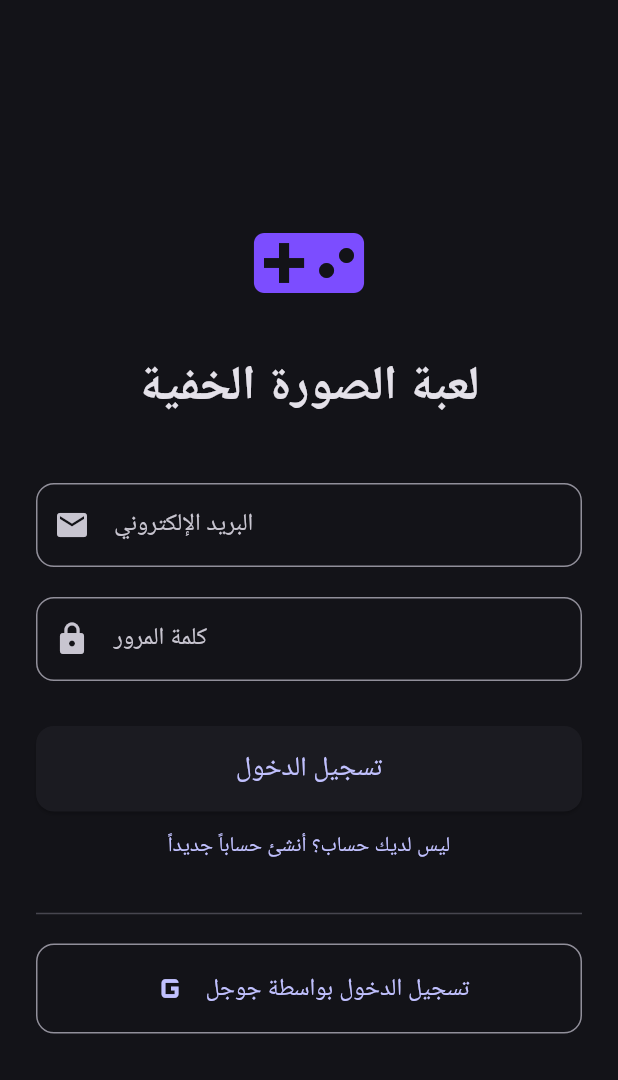
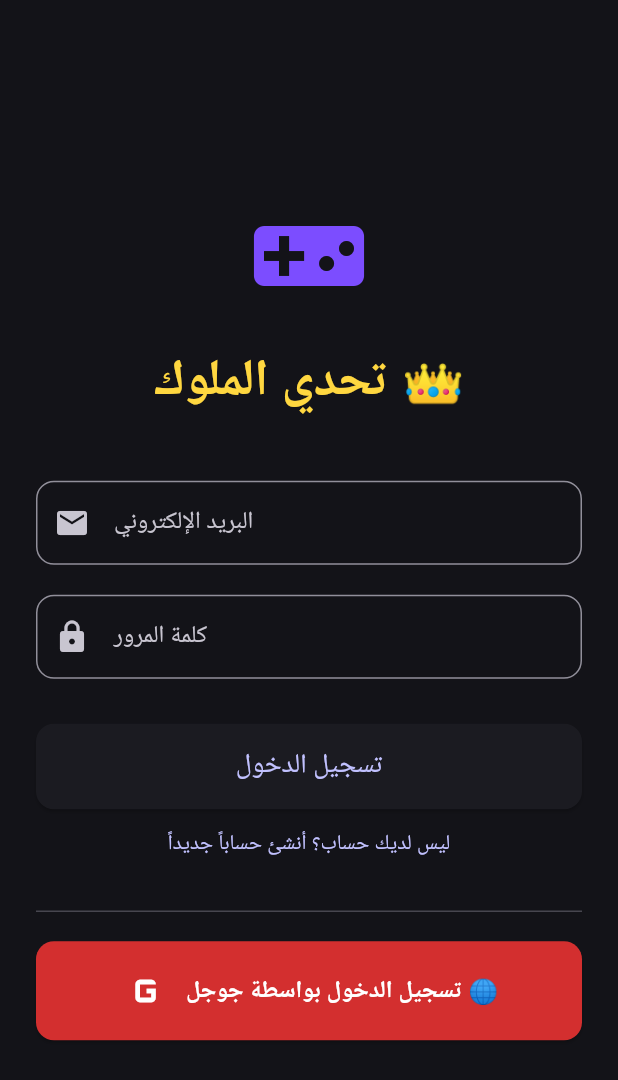
Before and after one commit to mahmoudaljafri23-ai/games12, a Flutter app: the screen it shows after launch, on a phone screen of 412 x 824 dp. Shown: the top 1080 px of the screen. Run offline on Flutter 3.47's test engine with Material 3 defaults, Android fonts, the phone set to English and light mode, and no system bars; our stand-ins replace audioplayers, cloud_firestore, firebase_auth, firebase_core, google_sign_in, image_picker and 1 more; missing offline and left inert: agora_rtc_engine, agora_token_service; accounts and stored records are empty.

Commit message:
Activated and styled Google Sign In button on LoginScreen (version: 1.0.0+3)

```diff
--- a/lib/screens/login_screen.dart
+++ b/lib/screens/login_screen.dart
@@ -102,8 +102,8 @@ class _LoginScreenState extends State<LoginScreen> {
               const Icon(Icons.videogame_asset, size: 80, color: Colors.deepPurpleAccent),
               const SizedBox(height: 20),
               const Text(
-                'لعبة الصورة الخفية',
-                style: TextStyle(fontSize: 32, fontWeight: FontWeight.bold),
+                'تحدي الملوك 👑',
+                style: TextStyle(fontSize: 34, fontWeight: FontWeight.bold, color: Colors.amberAccent),
               ),
               const SizedBox(height: 40),
 
@@ -174,11 +174,13 @@ class _LoginScreenState extends State<LoginScreen> {
                   ? const SizedBox()
                   : SizedBox(
                       width: double.infinity,
-                      child: OutlinedButton.icon(
+                      child: ElevatedButton.icon(
                         onPressed: _signInWithGoogle,
-                        icon: const Icon(Icons.g_mobiledata, size: 30),
-                        label: const Text('تسجيل الدخول بواسطة جوجل', style: TextStyle(fontSize: 16)),
-                        style: OutlinedButton.styleFrom(
+                        icon: const Icon(Icons.g_mobiledata, size: 36, color: Colors.white),
+                        label: const Text('تسجيل الدخول بواسطة جوجل 🌐', style: TextStyle(fontSize: 16, fontWeight: FontWeight.bold)),
+                        style: ElevatedButton.styleFrom(
+                          backgroundColor: Colors.red.shade700,
+                          foregroundColor: Colors.white,
                           padding: const EdgeInsets.symmetric(vertical: 15),
                           shape: RoundedRectangleBorder(
                             borderRadius: BorderRadius.circular(12),
--- a/pubspec.yaml
+++ b/pubspec.yaml
@@ -16,7 +16,7 @@ publish_to: 'none' # Remove this line if you wish to publish to pub.dev
 # https://developer.apple.com/library/archive/documentation/General/Reference/InfoPlistKeyReference/Articles/CoreFoundationKeys.html
 # In Windows, build-name is used as the major, minor, and patch parts
 # of the product and file versions while build-number is used as the build suffix.
-version: 1.0.0+2
+version: 1.0.0+3
 
 environment:
   sdk: ^3.12.1
```
Also changed, not shown: phone_ss1.jpg (added), phone_ss2.jpg (added), phone_ss3.jpg (added), phone_ss4.jpg (added), play_store_banner.jpg (added), play_store_icon.jpg (added).
